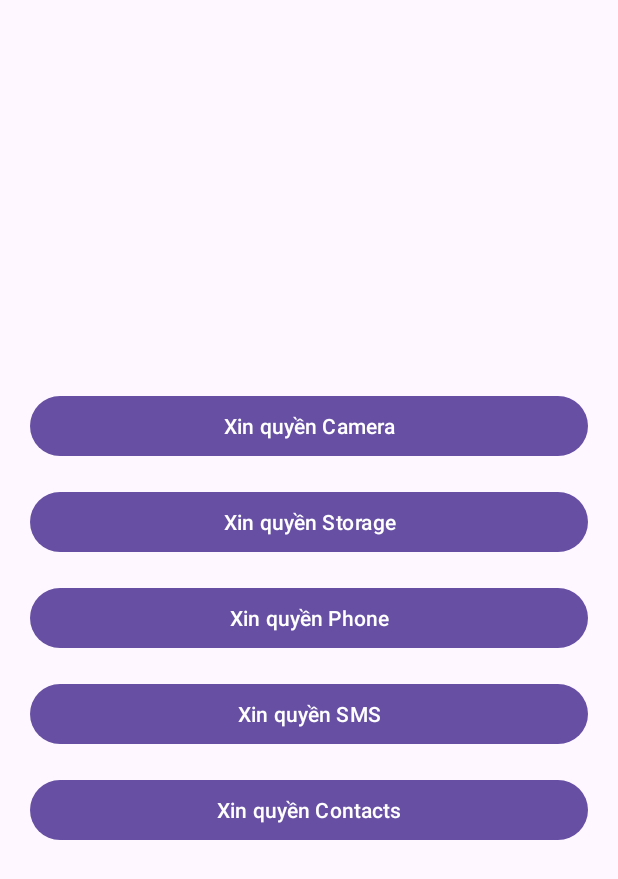
After one commit to taidb/AndroidTutorial, an Android app: the PermissionActivity screen opened directly, with no data from a screen before it, on a phone screen of 412 x 824 dp. The commit adds this screen. Shown: the top 879 px of the screen. Run offline under Robolectric (Android 15) with nearby library versions, the phone set to English and light mode, and no system bars.

Commit message:
Update ngày 13/10

```diff
--- a/app/src/main/java/com/example/androidtutorial/activity/activity/ListStudentActivity.kt
+++ b/app/src/main/java/com/example/androidtutorial/activity/activity/ListStudentActivity.kt
@@ -37,8 +37,7 @@ class ListStudentActivity : AppCompatActivity() {
 
                         is Resource.Success -> {
                             binding.progressbarStudent.visibility = View.INVISIBLE
-                            val list = it.data ?: emptyList()
-                            studentAdapter.differ.submitList(list)
+                            it.data?.let { students -> studentAdapter.differ.submitList(students) }
                         }
 
                         is Resource.Error -> {
--- /dev/null
+++ b/app/src/main/java/com/example/androidtutorial/activity/activity/permission/PermissionActivity.kt
@@ -0,0 +1,62 @@
+package com.example.androidtutorial.activity.activity.permission
+
+import android.os.Bundle
+import android.widget.Toast
+import androidx.appcompat.app.AppCompatActivity
+import com.example.androidtutorial.activity.util.PermissionManager
+import com.example.androidtutorial.databinding.ActivityPermissionBinding
+
+class PermissionActivity : AppCompatActivity() {
+    private lateinit var binding:ActivityPermissionBinding
+    private lateinit var permissionManager: PermissionManager
+
+    override fun onCreate(savedInstanceState: Bundle?) {
+        super.onCreate(savedInstanceState)
+
+        binding=ActivityPermissionBinding.inflate(layoutInflater)
+        setContentView(binding.root)
+        permissionManager = PermissionManager.from(this)
+        binding.btnCamera.setOnClickListener {
+            permissionManager.requestPermissions(PermissionManager.CAMERA_PERMISSION)
+        }
+
+        binding.btnStorage.setOnClickListener {
+            permissionManager.requestPermissions(
+                PermissionManager.READ_STORAGE_PERMISSION,
+                PermissionManager.WRITE_STORAGE_PERMISSION
+            )
+        }
+
+        binding.btnPhone.setOnClickListener {
+            permissionManager.requestPermissions(PermissionManager.PHONE_PERMISSION)
+        }
+
+        binding.btnSms.setOnClickListener {
+            permissionManager.requestPermissions(PermissionManager.SMS_PERMISSION)
+        }
+
+        binding.btnContacts.setOnClickListener {
+            permissionManager.requestPermissions(PermissionManager.CONTACTS_PERMISSION)
+        }
+    }
+
+    // Xử lý kết quả xin quyền
+    override fun onRequestPermissionsResult(
+        requestCode: Int,
+        permissions: Array<out String>,
+        grantResults: IntArray
+    ) {
+        super.onRequestPermissionsResult(requestCode, permissions, grantResults)
+        permissionManager.handleRequestPermissionsResult(
+            requestCode,
+            permissions,
+            grantResults,
+            onGranted = {
+                Toast.makeText(this, "Tất cả quyền đã được cấp!", Toast.LENGTH_SHORT).show()
+            },
+            onDenied = { denied ->
+                Toast.makeText(this, "Các quyền bị từ chối: $denied", Toast.LENGTH_SHORT).show()
+            }
+        )
+    }
+}
--- a/app/src/main/java/com/example/androidtutorial/activity/adater/StudentAdapter.kt
+++ b/app/src/main/java/com/example/androidtutorial/activity/adater/StudentAdapter.kt
@@ -53,4 +53,5 @@ class StudentAdapter(
         )
         holder.binding.txtStudent.text = formattedText
     }
+
 }
--- /dev/null
+++ b/app/src/main/res/layout/activity_permission.xml
@@ -0,0 +1,42 @@
+<?xml version="1.0" encoding="utf-8"?>
+<LinearLayout xmlns:android="http://schemas.android.com/apk/res/android"
+    android:layout_width="match_parent"
+    android:layout_height="match_parent"
+    android:orientation="vertical"
+    android:padding="20dp"
+    android:gravity="center">
+
+    <Button
+        android:id="@+id/btnCamera"
+        android:layout_width="match_parent"
+        android:layout_height="wrap_content"
+        android:text="Xin quyền Camera" />
+
+    <Button
+        android:id="@+id/btnStorage"
+        android:layout_width="match_parent"
+        android:layout_height="wrap_content"
+        android:layout_marginTop="16dp"
+        android:text="Xin quyền Storage" />
+
+    <Button
+        android:id="@+id/btnPhone"
+        android:layout_width="match_parent"
+        android:layout_height="wrap_content"
+        android:layout_marginTop="16dp"
+        android:text="Xin quyền Phone" />
+
+    <Button
+        android:id="@+id/btnSms"
+        android:layout_width="match_parent"
+        android:layout_height="wrap_content"
+        android:layout_marginTop="16dp"
+        android:text="Xin quyền SMS" />
+
+    <Button
+        android:id="@+id/btnContacts"
+        android:layout_width="match_parent"
+        android:layout_height="wrap_content"
+        android:layout_marginTop="16dp"
+        android:text="Xin quyền Contacts" />
+</LinearLayout>
--- a/app/src/main/res/values/strings.xml
+++ b/app/src/main/res/values/strings.xml
@@ -3,6 +3,7 @@
     <string name="trang1">Trang 1</string>
     <string name="trang3">Trang 3</string>
     <string name="trang4">Trang 4</string>
+    <string name="trang5">Permission</string>
     <string name="trang2">Trang 2</string>
     <string name="dialog">Dialog AlertDialog</string>
     <string name="customDialog">Custom Dialog</string>
```
Also changed, not shown: app/src/main/AndroidManifest.xml (+30 -2 lines), app/src/main/java/com/example/androidtutorial/activity/activity/MainActivity.kt (+8 -6 lines), app/src/main/java/com/example/androidtutorial/activity/activity/launchmodel/HomeActivity.kt (added, +26 -0 lines), app/src/main/java/com/example/androidtutorial/activity/activity/launchmodel/ProductDetailActivity.kt (added, +27 -0 lines), app/src/main/java/com/example/androidtutorial/activity/activity/launchmodel/SearchActivity.kt (added, +32 -0 lines), app/src/main/java/com/example/androidtutorial/activity/activity/launchmodel/SplashActivity.kt (added, +20 -0 lines), app/src/main/java/com/example/androidtutorial/activity/util/PermissionManager.kt (added, +69 -0 lines), app/src/main/java/com/example/androidtutorial/activity/viewmodel/StudentViewModel.kt (+16 -13 lines), app/src/main/res/layout/activity_home.xml (added, +10 -0 lines), app/src/main/res/layout/activity_main.xml (+16 -1 lines), app/src/main/res/layout/activity_product_detail.xml (added, +10 -0 lines), app/src/main/res/layout/activity_search.xml (added, +10 -0 lines), app/src/main/res/layout/activity_splash.xml (added, +10 -0 lines), app/src/main/res/layout/alertdialog.xml (+6 -4 lines).
